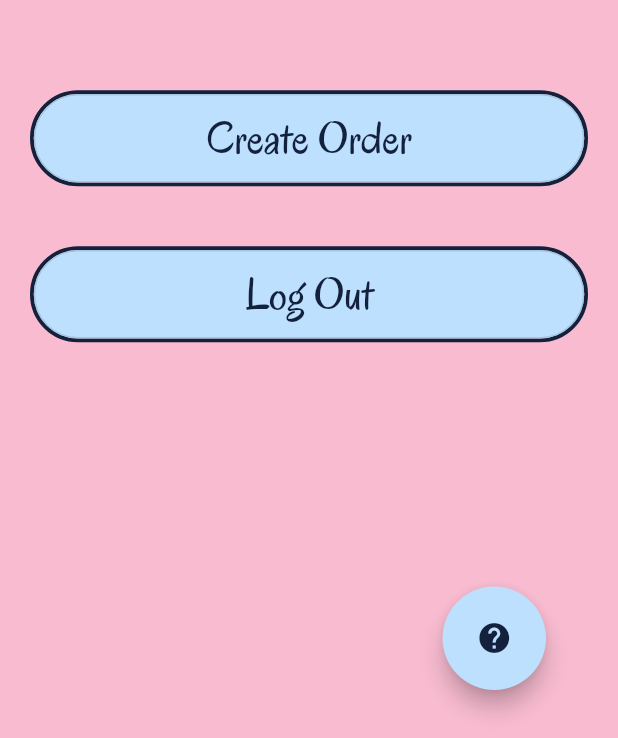
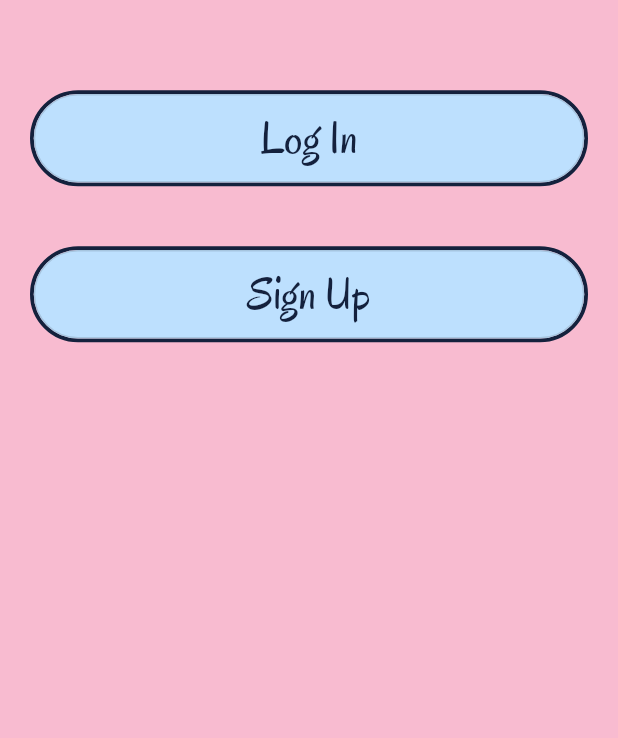
Before and after one commit to krishang-parakh/minutemove, a Flutter app: the screen it shows after launch, on a phone screen of 412 x 824 dp, the part 498-1236 px from its top. Run offline on Flutter 3.47's test engine with Material 2 defaults, Android fonts, the phone set to English and light mode, and no system bars; our stand-ins replace cloud_firestore, date_field, firebase_auth, firebase_core, getwidget, google_sign_in; accounts and stored records are empty.

Commit message:
almost done

```diff
--- /dev/null
+++ b/lib/homepage.dart
@@ -0,0 +1,33 @@
+import 'package:firebase_auth/firebase_auth.dart';
+import 'package:flutter/material.dart';
+import 'package:minutemove/home.dart';
+
+import 'loginpage.dart';
+
+class HomePageMain extends StatelessWidget {
+  const HomePageMain({Key? key}) : super(key: key);
+
+  @override
+  Widget build(BuildContext context) {
+    return Scaffold(
+      body: StreamBuilder(
+        stream: FirebaseAuth.instance.authStateChanges(),
+        builder: (context, snapshot) {
+          if (snapshot.connectionState == ConnectionState.waiting) {
+            return const Center(
+              child: CircularProgressIndicator(),
+            );
+          } else if (snapshot.hasError) {
+            return const Center(
+              child: Text("Something went wrong"),
+            );
+          } else if (snapshot.hasData) {
+            return Home();
+          } else {
+            return LoginPage();
+          }
+        },
+      ),
+    );
+  }
+}
--- /dev/null
+++ b/lib/loginpage.dart
@@ -0,0 +1,80 @@
+import 'package:flutter/material.dart';
+import 'package:minutemove/resources/google_sign_in.dart';
+import 'package:provider/provider.dart';
+
+class LoginPage extends StatelessWidget {
+  @override
+  Widget build(BuildContext context) {
+    return MaterialApp(
+      home: Scaffold(
+        backgroundColor: const Color(0xFFF8BBD0),
+        body: Center(
+          child: Column(
+            crossAxisAlignment: CrossAxisAlignment.stretch,
+            children: <Widget>[
+              Container(
+                margin: const EdgeInsets.only(bottom: 40),
+                child: Image.asset(
+                  'assets/MMLogo.jpeg',
+                  fit: BoxFit.contain,
+                ),
+              ),
+              Container(
+                width: 30,
+                margin: const EdgeInsets.all(20),
+                decoration: BoxDecoration(
+                    borderRadius: BorderRadius.circular(35),
+                    border:
+                        Border.all(color: const Color(0xFF14213D), width: 2.5)),
+                child: OutlinedButton(
+                  child: const Text(
+                    "Log In",
+                    style: TextStyle(
+                        color: const Color(0xFF14213D),
+                        fontFamily: 'Oregano',
+                        fontSize: 30),
+                  ),
+                  onPressed: () {
+                    final provider = Provider.of<GoogleSignInProvider>(context,
+                        listen: false);
+                    provider.googleLogin();
+                  },
+                  style: OutlinedButton.styleFrom(
+                      backgroundColor: Color(0xFFBDE0FE),
+                      shape: const StadiumBorder(),
+                      padding: const EdgeInsets.fromLTRB(35, 10, 35, 10)),
+                ),
+              ),
+              Container(
+                width: 30,
+                margin: const EdgeInsets.fromLTRB(20, 20, 20, 0),
+                decoration: BoxDecoration(
+                    borderRadius: BorderRadius.circular(35),
+                    border:
+                        Border.all(color: const Color(0xFF14213D), width: 2.5)),
+                child: OutlinedButton(
+                  child: const Text(
+                    'Sign Up',
+                    style: TextStyle(
+                        fontFamily: 'Oregano',
+                        fontSize: 30,
+                        color: Color.fromARGB(255, 20, 33, 61)),
+                  ),
+                  onPressed: () {
+                    final provider = Provider.of<GoogleSignInProvider>(context,
+                        listen: false);
+                    provider.googleLogin();
+                  },
+                  style: OutlinedButton.styleFrom(
+                      backgroundColor: Color(0xFFBDE0FE),
+                      shape: const StadiumBorder(),
+                      padding: const EdgeInsets.fromLTRB(35, 10, 35, 10)),
+                ),
+              ),
+            ],
+          ),
+        ),
+      ),
+    );
+  }
+}
--- a/lib/payment.dart
+++ b/lib/payment.dart
@@ -21,7 +21,7 @@ class Payment extends StatelessWidget {
           } else if (index == 1) {
             Navigator.pushNamed(context, "/new_orders");
           } else {
-            Navigator.pushNamed(context, "/");
+            Navigator.pushNamed(context, "/myaccount");
           }
         },
         type: BottomNavigationBarType.fixed,
```
Also changed, not shown: lib/completed.dart (+50 -68 lines), lib/listorders.dart (added, +11 -0 lines), lib/main.dart (+4 -4 lines), lib/myaccount.dart (added, +133 -0 lines), lib/new_orders.dart (+14 -26 lines), pubspec.lock.
